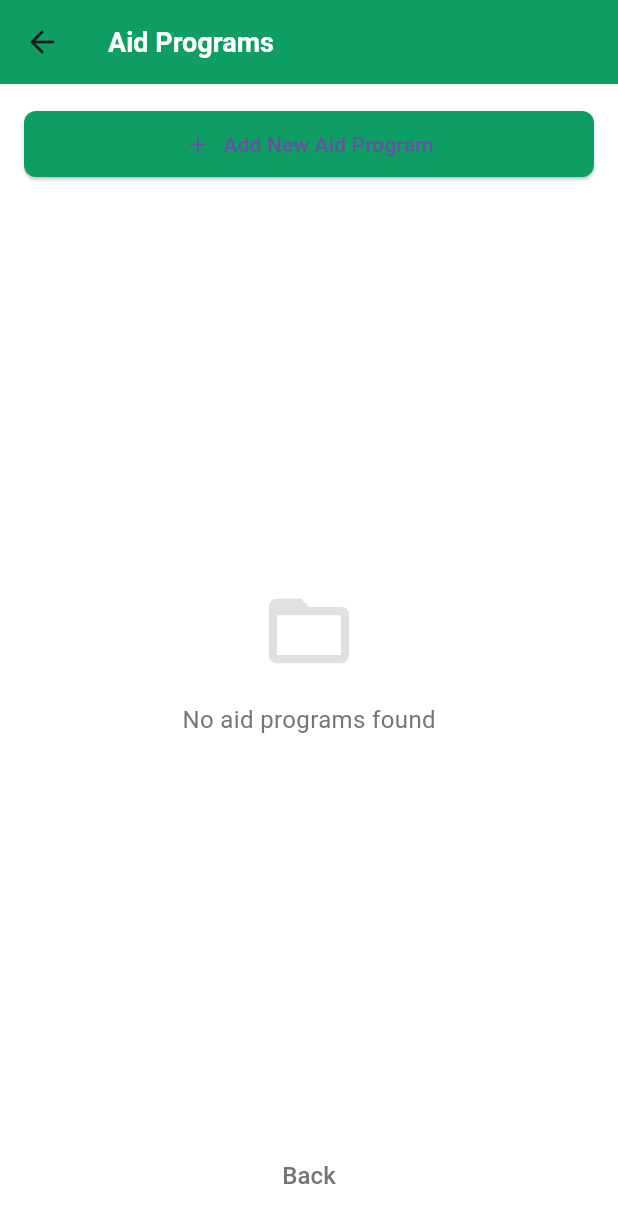
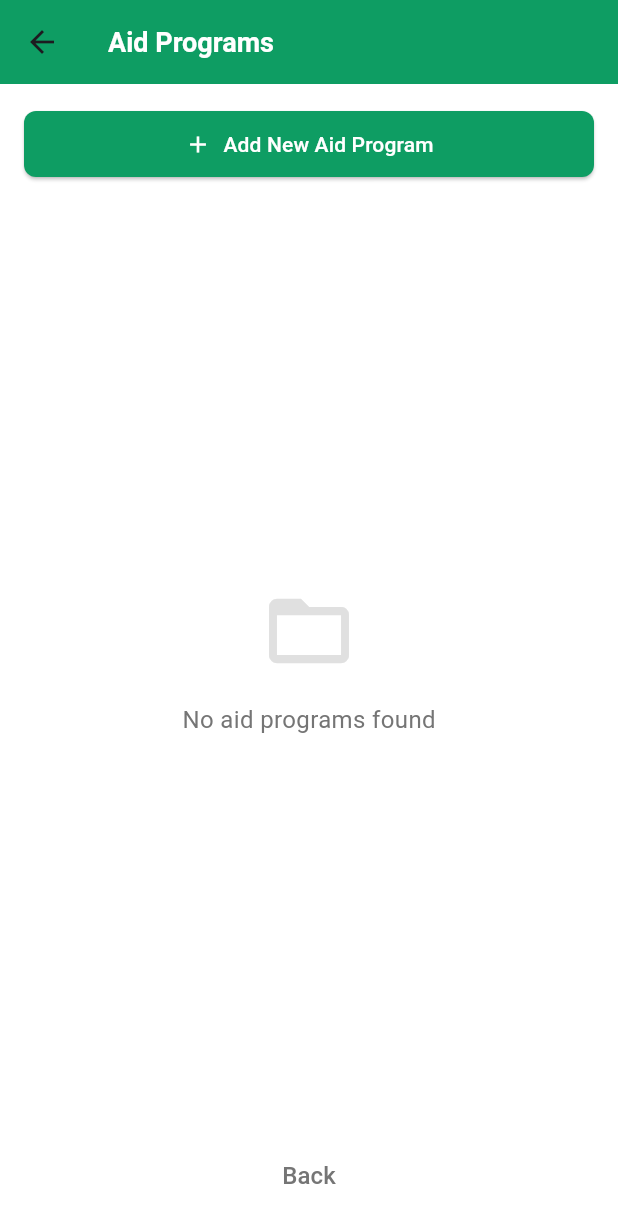
Before and after one commit to natd23111/LubokAntuRescueNet, a Flutter app: the ManageAidProgramsScreen screen opened directly, on a phone screen of 412 x 824 dp. Shown: the top 1223 px of the screen. Run offline on Flutter 3.47's test engine with Material 3 defaults, Android fonts, the phone set to English and light mode, and no system bars; our stand-ins replace dio, firebase_core, shared_preferences; accounts and stored records are empty; generated files the repository leaves out were written again; network calls fail.

Commit message:
style: Update button foreground color for better visibility in ManageAidProgramsScreen

```diff
--- a/Lar-Frontend/lib/screens/admin/manage_aid_programs_screen.dart
+++ b/Lar-Frontend/lib/screens/admin/manage_aid_programs_screen.dart
@@ -199,6 +199,7 @@ class _ManageAidProgramsScreenState extends State<ManageAidProgramsScreen> {
                     label: const Text('Add New Aid Program'),
                     style: ElevatedButton.styleFrom(
                       backgroundColor: const Color(0xFF0E9D63),
+                      foregroundColor: const Color(0xFFFFFFFF),
                       padding: const EdgeInsets.symmetric(vertical: 12),
                       shape: RoundedRectangleBorder(
                         borderRadius: BorderRadius.circular(8),
```
